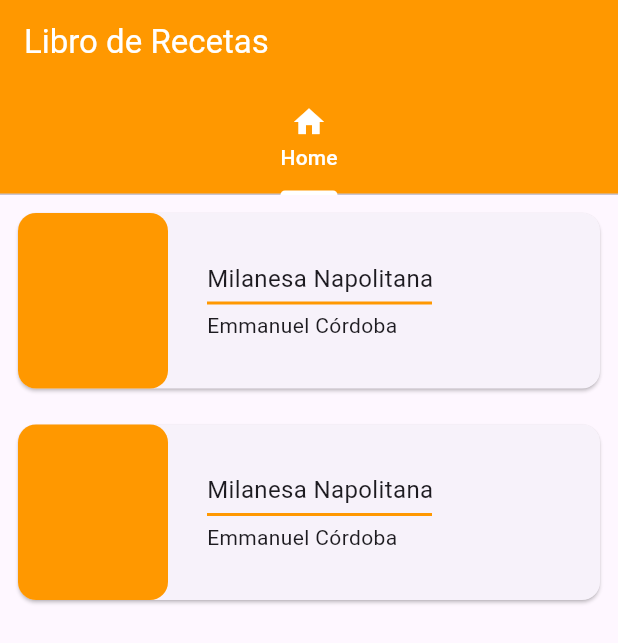
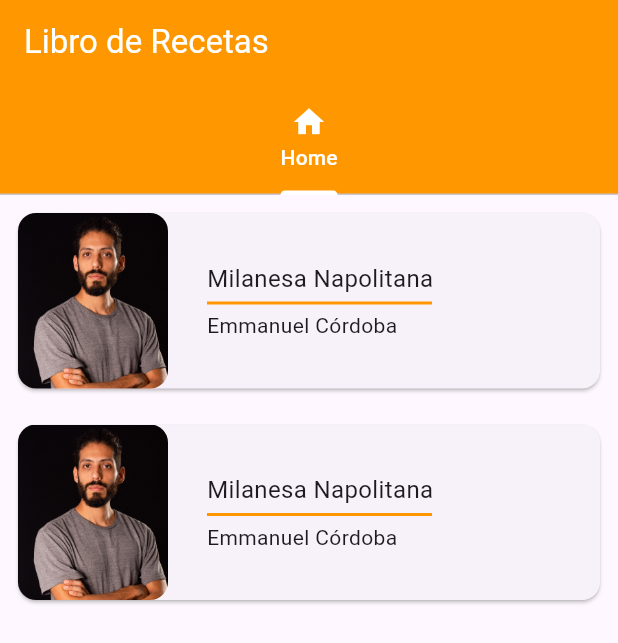
Before and after one commit to emmanuelcordoba/platzi_recipe_book, a Flutter app: the screen it shows after launch, on a phone screen of 412 x 824 dp. Shown: the top 643 px of the screen. Run offline on Flutter 3.47's test engine with Material 3 defaults, Android fonts, the light colour scheme and no system bars; Roboto replaces fonts that are missing (Quicksand).

Commit message:
Agrego imagen al recetario.

```diff
--- a/lib/screens/home.dart
+++ b/lib/screens/home.dart
@@ -6,9 +6,9 @@ class HomeScreen extends StatelessWidget {
   @override
   Widget build(BuildContext context) {
     return Scaffold(
-      body: Column(children: <Widget>[
-        _RecipesCard(context),
-        _RecipesCard(context)],),
+      body: Column(
+        children: <Widget>[_RecipesCard(context), _RecipesCard(context)],
+      ),
     );
   }
 
@@ -22,13 +22,14 @@ class HomeScreen extends StatelessWidget {
           child: Row(
             children: <Widget>[
               Container(
-                height: 125,
-                width: 100,
-                decoration: BoxDecoration(
-                  color: Colors.orange,
-                  borderRadius: BorderRadius.circular(12)
-                )
-              ),
+                  height: 125,
+                  width: 100,
+                  child: ClipRRect(
+                      borderRadius: BorderRadius.circular(12),
+                      child: Image(
+                        image: AssetImage('assets/images/Perfil-LinkedIn-E.jpg'),
+                        fit: BoxFit.fitHeight,
+                      ))),
               SizedBox(
                 width: 26,
               ),
@@ -36,15 +37,23 @@ class HomeScreen extends StatelessWidget {
                 mainAxisAlignment: MainAxisAlignment.center,
                 crossAxisAlignment: CrossAxisAlignment.start,
                 children: [
-                  Text('Milanesa Napolitana', style: TextStyle(fontSize: 16, fontFamily: 'Quicksand'),),
-                  SizedBox(height: 4,),
+                  Text(
+                    'Milanesa Napolitana',
+                    style: TextStyle(fontSize: 16, fontFamily: 'Quicksand'),
+                  ),
+                  SizedBox(
+                    height: 4,
+                  ),
                   Container(
                     height: 2,
                     width: 150,
                     color: Colors.orange,
                   ),
-                  SizedBox(height: 4,),
-                  Text('Emmanuel Córdoba', style: TextStyle(fontSize: 14, fontFamily: 'Quicksand')),
+                  SizedBox(
+                    height: 4,
+                  ),
+                  Text('Emmanuel Córdoba',
+                      style: TextStyle(fontSize: 14, fontFamily: 'Quicksand')),
                 ],
               )
             ],
--- a/pubspec.yaml
+++ b/pubspec.yaml
@@ -59,8 +59,8 @@ flutter:
   uses-material-design: true
 
   # To add assets to your application, add an assets section, like this:
-  # assets:
-  #   - images/a_dot_burr.jpeg
+  assets:
+     - assets/images/
   #   - images/a_dot_ham.jpeg
 
   # An image asset can refer to one or more resolution-specific "variants", see
```
Also changed, not shown: assets/images/Perfil-LinkedIn-E.jpg (added).
